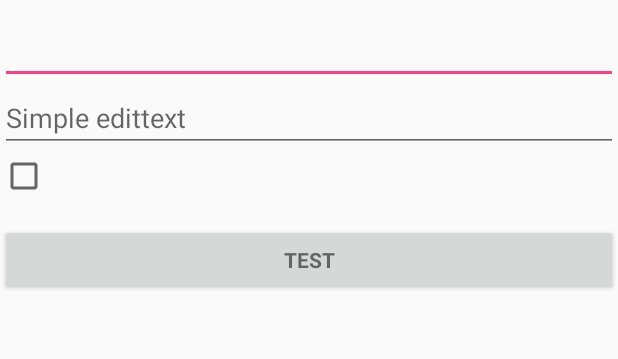
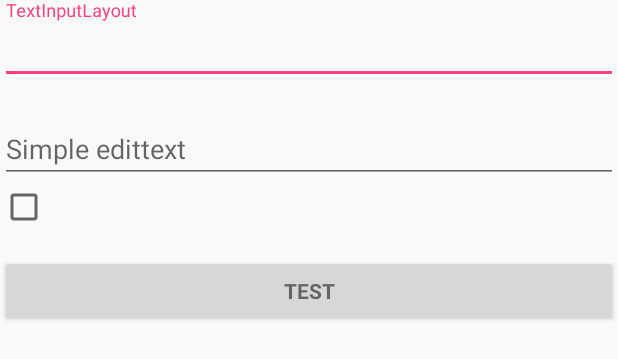
Before and after one commit to Frozmen/ValidationPSample, an Android app: the layout layout_validation_form.xml on its own in the app's theme, with its tools: preview values and no code run, on a phone screen of 412 x 824 dp. Shown: the top 359 px of the screen. Run offline under Robolectric (Android 15) with nearby library versions, the phone set to English and light mode, and no system bars.

```diff
--- a/app/src/main/res/layout/layout_validation_form.xml
+++ b/app/src/main/res/layout/layout_validation_form.xml
@@ -22,13 +22,15 @@
 
             <android.support.design.widget.TextInputLayout
                 android:id="@+id/til_email"
+                rules='@{controller.rules}'
+                validator='@{controller.validator}'
                 android:layout_width="match_parent"
-                android:layout_height="wrap_content">
+                android:hint="TextInputLayout"
+                android:layout_height="wrap_content"
+                app:errorEnabled="true">
 
                 <EditText
                     android:id="@+id/et_email"
-                    rules='@{controller.rules}'
-                    validator='@{controller.validator}'
                     android:layout_width="match_parent"
                     android:layout_height="wrap_content"
                     android:inputType="textEmailAddress"
```
